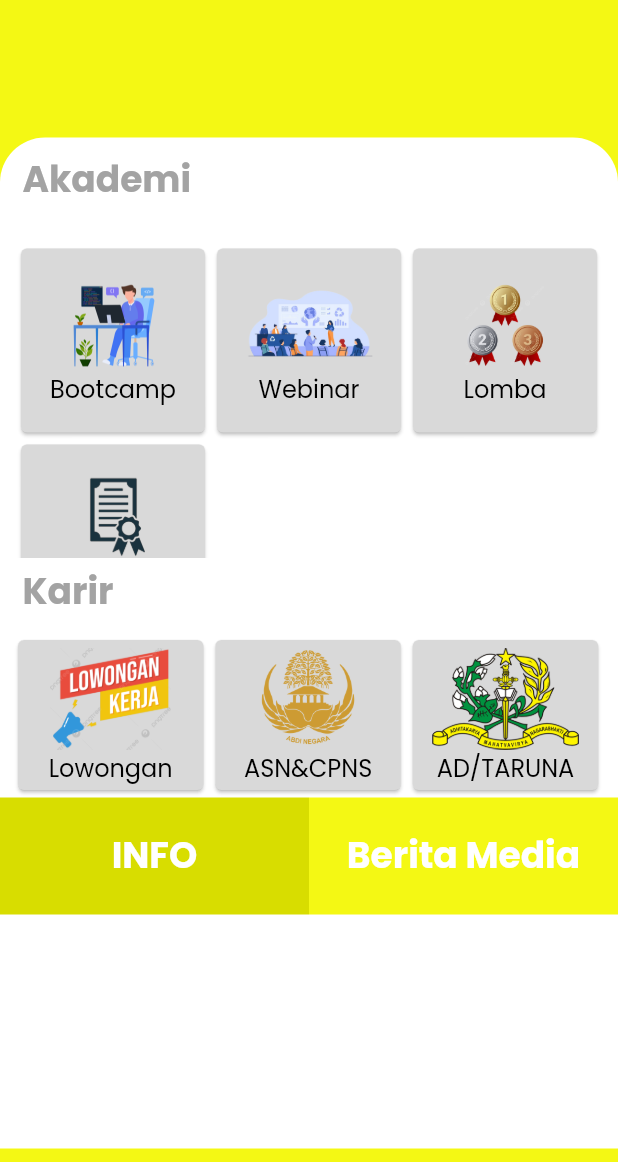
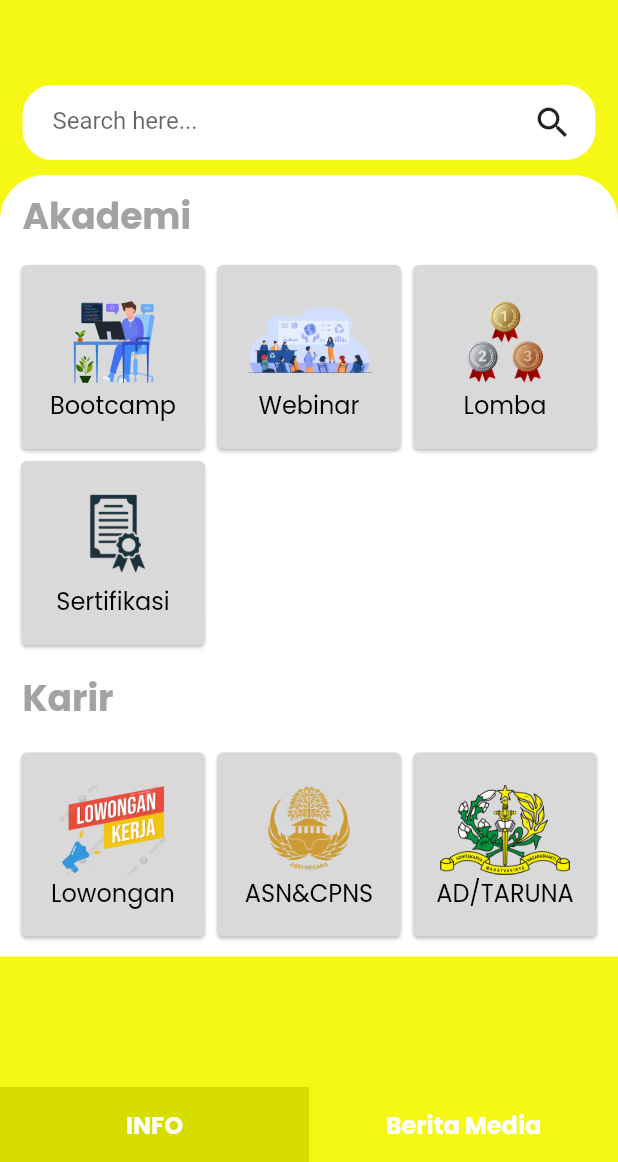
Before and after one commit to mermaidkids/penasaran, a Flutter app: the screen it shows after launch, on a phone screen of 412 x 824 dp, the part 74-1236 px from its top. Run offline on Flutter 3.47's test engine with Material 2 defaults, Android fonts, the phone set to English and light mode, and no system bars; our stand-ins replace flutter_native_splash, get.

Commit message:
H0meV13w done

```diff
--- a/lib/app/modules/home/views/card_detail.dart
+++ /dev/null
@@ -1,10 +0,0 @@
-import 'package:flutter/material.dart';
-
-class CardDetail extends StatelessWidget {
-  const CardDetail({super.key});
-
-  @override
-  Widget build(BuildContext context) {
-    return const Placeholder();
-  }
-}
--- a/lib/app/modules/home/views/home_view.dart
+++ b/lib/app/modules/home/views/home_view.dart
@@ -1,38 +1,53 @@
 import 'package:flutter/material.dart';
+import 'package:penasaranfix/app/widgets/HomeAppBar.dart';
 
 import 'package:get/get.dart';
 
 import '../controllers/home_controller.dart';
+
 
 class HomeView extends GetView<HomeController> {
   const HomeView({Key? key}) : super(key: key);
   @override
   Widget build(BuildContext context) {
     return Scaffold(
-      appBar: AppBar(
-        centerTitle: false,
-        title: const Text('Penasaran',
-        style: TextStyle(
-          fontSize: 28,
-          fontWeight: FontWeight.bold,
-          fontFamily: 'Poppins',
+      backgroundColor: Color(0xfff4f814),
+      appBar: HomeAppBar(),
+      body:
+      ListView(
+        children: [
+         Container(
+          margin: EdgeInsets.only(top: 50, left: 15, right: 15),
+          padding: EdgeInsets.symmetric(horizontal: 15),
+          height: 50,
+          decoration: BoxDecoration(
+            color: Color(0xffffffff),
+            borderRadius: BorderRadius.circular(20),
+          ),
+          child: Row(
+            children: [
+              Container(
+                margin: EdgeInsets.only(left: 5),
+                height: 50,
+                width: 300,
+                child: TextFormField(
+                  decoration: InputDecoration(
+                    border: InputBorder.none,
+                    hintText: "Search here...",
                   ),
                 ),
-        backgroundColor: Color(0xfff4f814),
-        elevation: 0,
               ),
-      body: Stack(
-        children: [
-          Container(
-            height: MediaQuery.of(context).size.height,
-                    width: MediaQuery.of(context).size.width,
-                    decoration: const BoxDecoration(
-                      color: Color(0xfff4f814),
+              Spacer(),
+              Icon(
+                Icons.search,
+                size: 27,
+              )
+            ],
           ),
          ),
           Container(
-            margin: const EdgeInsets.only(top: 85 ),
-                    height: MediaQuery.of(context).size.height-150,
+            margin: const EdgeInsets.only(top: 10 ),
+                    // height: MediaQuery.of(context).size.height-150,
                     width: MediaQuery.of(context).size.width,
                     decoration: const BoxDecoration(
                       color: Color(0xffffffff),
@@ -44,10 +59,11 @@ class HomeView extends GetView<HomeController> {
                     child: Column(
                           children: [
                             Container(
+
                               margin: const EdgeInsets.only(top: 10),
                               padding: const EdgeInsets.only(left: 15),
                               // color: Colors.green,
-                              height: 50,
+                              // height: 50,
                               child: Column(
                                 children: [
                                   Row(
@@ -61,63 +77,31 @@ class HomeView extends GetView<HomeController> {
                                       ),
                                     ],
                                   ),
+
                                 ],
                               ),
                             ),
+
                             Container(
-                              height: 220,
+                              height: 280,
                               child:
-                              GridView.count(crossAxisCount: 3,
+                               GridView.count(
+                                physics: NeverScrollableScrollPhysics(),
+                                  crossAxisCount: 3,
                                   padding: EdgeInsets.all(10),
-                              // childAspectRatio: 2 / 2 ,
                                   children: [
                                   AkademiWidget(image:"assets/images/bootcamp-1.png", title: "Bootcamp"),
                                   AkademiWidget(image:"assets/images/seminar-1.png", title: "Webinar"),
                                   AkademiWidget(image:"assets/images/lomba-1.png", title: "Lomba"),
                                   AkademiWidget(image:"assets/images/sertifikasi-1.png", title: "Sertifikasi"),
                                  ]
-                              )
-                              // Card(
-                              //          color:  Color(0xfff4f814),
-                              //          elevation: 5,
-                              //          child: Column(
-                              //           mainAxisAlignment: MainAxisAlignment.center,
-                              //           children: [
-                              //             Container(
-                              //             padding: EdgeInsets.only(top: 5),
-                              //               width: Get.width*0.30,
-                              //               height: 100,
-                              //               // color: Colors.amber,
-                              //               child: Column(
-                              //                 // crossAxisAlignment: CrossAxisAlignment.cer,
-                              //                 children: [
-                              //                   SizedBox(
-                              //                     width: MediaQuery.of(context).size.width * 0.25,
-                              //                     height: 68,
-                              //                     child:Image.asset('assets/images/bootcamp-1.png',
-                              //                   fit: BoxFit.contain,
-                              //                   ),
-                              //                   ),
-                              //                   Text('Bootcamp',
-                              //                 style: const TextStyle(
-                              //                   fontSize: 16.0,
-                              //                   // fontWeight: FontWeight.bold,
-                              //                   fontFamily: 'Poppins',
-                              //                   color: Colors.black,
-                              //                 ),)
-                              //                 ],
-                              //               ),
-                              //             ),
-                              //             // Add more widgets as needed
-                              //           ],
-                              //         ),
+                                ),
 
-                              //       ),
-                              // color: Colors.amber,
+                              // olor: Colors.amber,
                             ),
                             Container(
                               padding: const EdgeInsets.only(left: 15, top:5),
-                              height: 50,
+                              height: 45,
                                child: Column(
                                 children: [
                                   Row(
@@ -135,14 +119,10 @@ class HomeView extends GetView<HomeController> {
                               ),
                             ),
                             Container(
-                              height: 110,
-                              child: Row(
-                                // mainAxisAlignment: MainAxisAlignment.spaceBetween,
-                                children: [
-                                  Padding(
-                                    padding: const EdgeInsets.only(left: 8),
-                                    child: Row(
-                                      mainAxisAlignment: MainAxisAlignment.spaceBetween,
+                              height: 150,
+                              child: GridView.count(crossAxisCount: 3,
+                              physics: NeverScrollableScrollPhysics(),
+                              padding: EdgeInsets.all(10),
                               children: [
                                         KarirCard(image: "assets/images/lowongan-1.png",
                                         title: "Lowongan"),
@@ -150,14 +130,49 @@ class HomeView extends GetView<HomeController> {
                                         title: "ASN&CPNS"),
                                         KarirCard(image: "assets/images/ad-taruna-1.png",
                                         title: "AD/TARUNA"),
-                                      ],
-                                    )
-                                  )
+
                                       ],
                               ),
+                              // child: Row(
+                              //   // mainAxisAlignment: MainAxisAlignment.spaceBetween,
+                              //   children: [
+                              //     Padding(
+                              //       padding: const EdgeInsets.only(left: 8),
+                              //       child: Row(
+                              //         mainAxisAlignment: MainAxisAlignment.spaceBetween,
+
+                              //       )
+                              //     )
+                              //   ],
+                              // ),
                             ),
+
+
+
+
+
+                          ]
+                        )
+          ),
+        ],
+      ),
+      bottomNavigationBar:
+        // BottomNavigationBar(
+
+        //                         items: [
+        //                           BottomNavigationBarItem(
+
+        //                             icon: SizedBox.shrink(),
+        //                             label: "INFO",
+        //                             ),
+        //                             BottomNavigationBarItem(
+        //                             icon: SizedBox.shrink(),
+        //                             label: "BERITA MEDIA",
+        //                             ),
+        //                             ]
+        //                             )
           Container(
-                              height: 78,
+                              height: 50,
                               // color: Color(0xfff4f814),
                               child: Row(
                                 children: [
@@ -170,11 +185,6 @@ class HomeView extends GetView<HomeController> {
                                     title: "Berita Media" )
                                 ],
                               ),
-                            )
-                          ]
-                        )
-          ),
-        ],
                             )
     );
   }
@@ -192,7 +202,62 @@ class AkademiWidget extends StatelessWidget {
 
   @override
   Widget build(BuildContext context) {
-    return Card(
+    return
+    // SingleChildScrollView(
+    //   scrollDirection: Axis.horizontal,
+      Card(
+           color:  Color(0xffd9d9d9),
+           elevation: 1,
+           child: Column(
+            mainAxisAlignment: MainAxisAlignment.center,
+            children: [
+              Container(
+              padding: EdgeInsets.only(top: 5),
+                width: Get.width*0.30,
+                height: 90,
+                // color: Colors.amber,
+                child: Column(
+                  // crossAxisAlignment: CrossAxisAlignment.cer,
+                  children: [
+                    SizedBox(
+                      width: MediaQuery.of(context).size.width * 0.25,
+                      height: 60,
+                      child:Image.asset(image,
+                    fit: BoxFit.contain,
+                    ),
+                    ),
+                    Text(title,
+                  style: const TextStyle(
+                    fontSize: 16.0,
+                    // fontWeight: FontWeight.bold,
+                    fontFamily: 'Poppins',
+                    color: Colors.black,
+                  ),)
+                  ],
+                ),
+              ),
+              // Add more widgets as needed
+            ],
+          ),
+        );
+    // );
+
+  }
+}
+
+class KarirCard extends StatelessWidget {
+  KarirCard({
+    required this.image,
+    required this.title,
+    super.key,
+  });
+
+  final String image;
+  final String title;
+
+  @override
+  Widget build(BuildContext context) {
+    return  Card(
            color:  Color(0xffd9d9d9),
            elevation: 1,
            child: Column(
@@ -230,52 +295,6 @@ class AkademiWidget extends StatelessWidget {
   }
 }
 
-class KarirCard extends StatelessWidget {
-  KarirCard({
-    required this.image,
-    required this.title,
-    super.key,
-  });
-
-  final String image;
-  final String title;
-
-  @override
-  Widget build(BuildContext context) {
-    return Hero(
-      tag: title,
-      child: Card(
-        color:  Color(0xffd9d9d9),
-        child: Container(
-         padding: EdgeInsets.only(top: 5),
-          width: Get.width*0.30,
-          height: 100,
-          // color: Colors.amber,
-          child: Column(
-            // crossAxisAlignment: CrossAxisAlignment.cer,
-            children: [
-              SizedBox(
-                width: MediaQuery.of(context).size.width * 0.25,
-                height: 68,
-                child:Image.asset(image,
-              fit: BoxFit.contain,
-              ),
-              ),
-              Text(title,
-            style: const TextStyle(
-              fontSize: 16.0,
-              // fontWeight: FontWeight.bold,
-              fontFamily: 'Poppins',
-              color: Colors.black,
-            ),)
-            ],
-          ),
-        ),
-      ),
-    );
-  }
-}
-
 class ItemNav extends StatelessWidget {
   ItemNav({
     required this.status,
@@ -293,11 +312,11 @@ class ItemNav extends StatelessWidget {
       children: [
         Container(
           width: MediaQuery.of(context).size.width*0.5,
-          height: 78,
+          height: 50,
           color: (status == true) ?Color(0xffd8dd00) : Color(0xfff4f814),
           child: Center(
             child: Text(title,style: TextStyle(
-              fontSize: 24,
+              fontSize: 16,
               fontWeight: FontWeight.bold,
               fontFamily: 'Poppins',
               color: Color(0xffffffff)),
--- /dev/null
+++ b/lib/app/widgets/HomeAppBar.dart
@@ -0,0 +1,40 @@
+import 'package:flutter/material.dart';
+
+class HomeAppBar extends StatelessWidget implements PreferredSizeWidget {
+  const HomeAppBar({super.key});
+
+  @override
+  Widget build(BuildContext context) {
+    return
+    // Container(
+    //   color: Color(0xfff4f814),
+    //   padding: EdgeInsets.all(25),
+    //   child: Row(
+    //     children: [
+    //       Text('Penasaran',
+    //     style: TextStyle(
+    //       color: Colors.white,
+    //       fontSize: 28,
+    //       fontWeight: FontWeight.bold,
+    //       fontFamily: 'Poppins',
+    //     ),
+    //     ),
+    //     ],
+    //   ),
+    // );
+    AppBar(
+
+        centerTitle: false,
+        title: const Text('Penasaran',
+        style: TextStyle(
+          fontSize: 28,
+          fontWeight: FontWeight.bold,
+          fontFamily: 'Poppins',
+        ),
+        ),
+        backgroundColor: Color(0xfff4f814),
+        elevation: 0,
+      );
+  }
+    Size get preferredSize => Size.fromHeight(kToolbarHeight);
+}
```
Also changed, not shown: Screenshot 2023-11-24 023233.png (added). Lines whose indentation alone changed are shown as unchanged.
